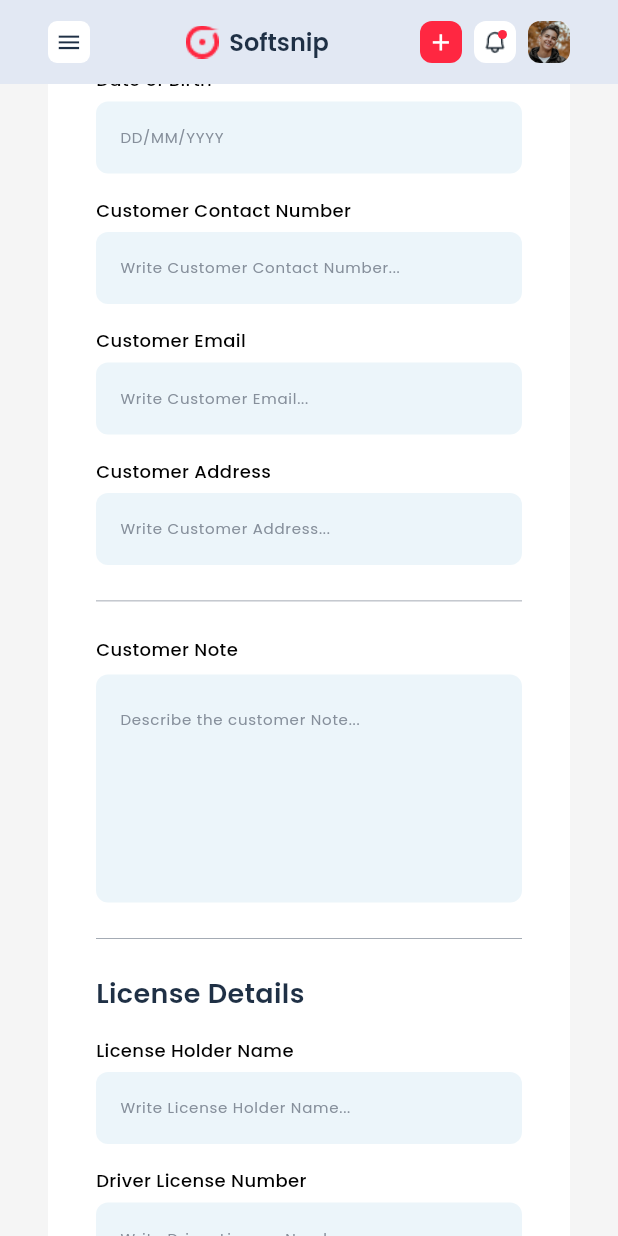
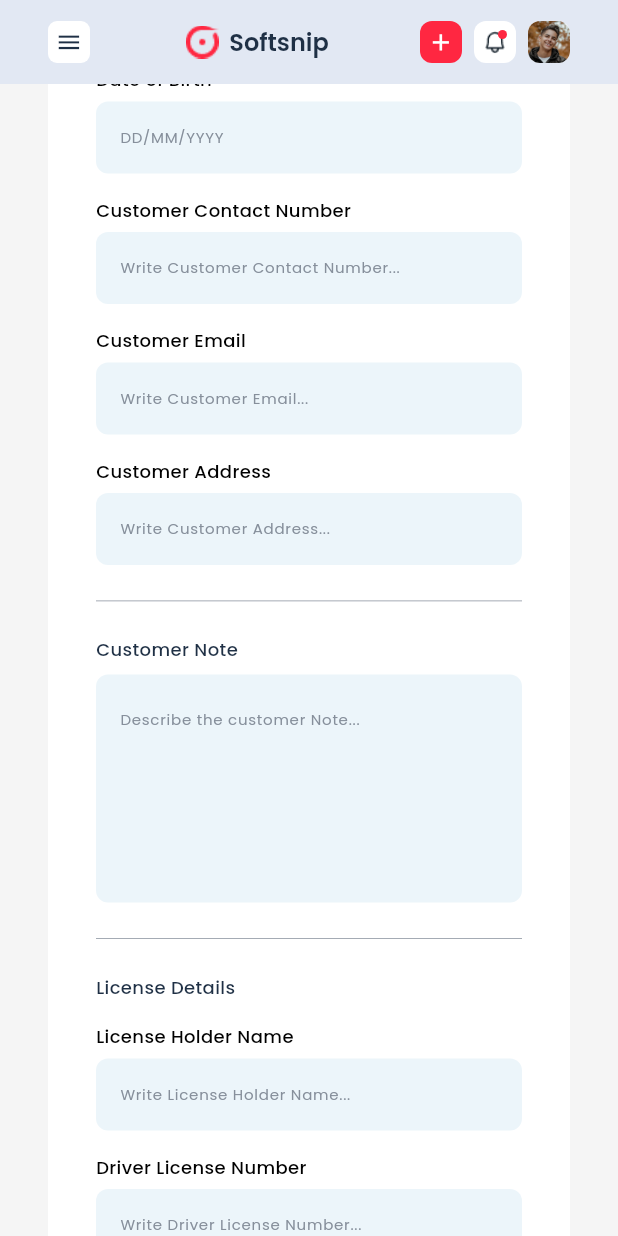
Before and after one commit to huzaifa-huzzi/Car_Rental_Project, a Flutter app: the AddCustomerScreen screen opened by its route, scrolled down 576 dp, on a phone screen of 412 x 824 dp. Run offline on Flutter 3.47's test engine with Material 3 defaults, Android fonts, the light colour scheme and no system bars; our stand-ins replace dotted_border, file_picker, get, go_router, google_fonts, url_strategy.

Commit message:
Some of the new things done in it

```diff
--- a/lib/Car Inventory/AddingCar/Widgets/AddCarFormWidget.dart
+++ b/lib/Car Inventory/AddingCar/Widgets/AddCarFormWidget.dart
@@ -100,7 +100,7 @@ class AddCarFormWidget extends StatelessWidget {
               SizedBox(height: AppSizes.verticalPadding(context)),
 
               /// IMAGE UPLOAD
-              Text(TextString.uploadImageTitle, style: TTextTheme.titleTwo(context)),
+              Text(TextString.uploadImageTitle, style: TTextTheme.btnSix(context)),
               SizedBox(height: AppSizes.verticalPadding(context)),
               _imageBox(context),
               SizedBox(height: AppSizes.verticalPadding(context)),
@@ -109,7 +109,7 @@ class AddCarFormWidget extends StatelessWidget {
 
               /// DESCRIPTION
               SizedBox(height: AppSizes.verticalPadding(context)),
-              Text(TextString.descriptionTitle, style: TTextTheme.titleTwo(context)),
+              Text(TextString.descriptionTitle, style: TTextTheme.btnSix(context)),
               SizedBox(height: AppSizes.verticalPadding(context) * 0.5),
 
               Container(
--- a/lib/Car Inventory/Editing Car/Widgets/EditCarWidget.dart
+++ b/lib/Car Inventory/Editing Car/Widgets/EditCarWidget.dart
@@ -201,7 +201,7 @@ class EditCarWidget extends StatelessWidget {
               SizedBox(height: AppSizes.verticalPadding(context)),
 
               /// IMAGE UPLOAD
-              Text("Upload Car Images", style: TTextTheme.titleTwo(context)),
+              Text("Upload Car Images", style: TTextTheme.btnSix(context)),
               SizedBox(height: AppSizes.verticalPadding(context)),
               _imageBox(context),
               SizedBox(height: AppSizes.verticalPadding(context)),
@@ -209,7 +209,7 @@ class EditCarWidget extends StatelessWidget {
 
               /// DESCRIPTION
               SizedBox(height: AppSizes.verticalPadding(context)),
-              Text(TextString.addEditDescriptionTitle, style: TTextTheme.titleTwo(context)),
+              Text(TextString.addEditDescriptionTitle, style: TTextTheme.btnSix(context)),
               SizedBox(height: AppSizes.verticalPadding(context) * 0.5),
 
               Container(
--- a/lib/Customers/AddCustimers/Widget/AddCustomerWidget.dart
+++ b/lib/Customers/AddCustimers/Widget/AddCustomerWidget.dart
@@ -67,7 +67,7 @@ class AddCustomerWidget extends StatelessWidget {
 
               /// CUSTOMER NOTE SECTION
               SizedBox(height: spacing),
-              Text("Customer Note", style: TTextTheme.titleTwo(context)),
+              Text("Customer Note", style: TTextTheme.btnSix(context)),
               SizedBox(height: 8),
               _buildLargeTextField(context, "Describe the customer Note...", controller.noteController),
 
@@ -76,7 +76,7 @@ class AddCustomerWidget extends StatelessWidget {
 
               /// LICENSE DETAILS SECTION
               SizedBox(height: spacing),
-              Text("License Details", style: TTextTheme.h7Style(context).copyWith(fontSize: 18)),
+              Text("License Details", style: TTextTheme.btnSix(context)),
               SizedBox(height: spacing),
               _buildResponsiveGrid(context, [
                 _buildTextField(context, "License Holder Name", controller.licenseNameController),
@@ -90,7 +90,7 @@ class AddCustomerWidget extends StatelessWidget {
 
               /// DOCUMENTS UPLOAD SECTION
               SizedBox(height: spacing),
-              Text("Upload Personal document (Gov. Id, Passport... etc.  MAX6)", style: TTextTheme.titleTwo(context)),
+              Text("Upload Personal document (Gov. Id, Passport etc.  MAX6)", style: TTextTheme.btnSix(context)),
               SizedBox(height: spacing),
               _documentsSection(context),
 
@@ -98,7 +98,7 @@ class AddCustomerWidget extends StatelessWidget {
               Divider(thickness: 0.5, color: AppColors.quadrantalTextColor),
 
               /// CARD DETAILS SECTION
-              Text("Add Card Details", style: TTextTheme.h7Style(context).copyWith(fontSize: 18)),
+              Text("Add Card Details", style: TTextTheme.btnSix(context)),
               SizedBox(height: spacing),
 
               Center(
```
